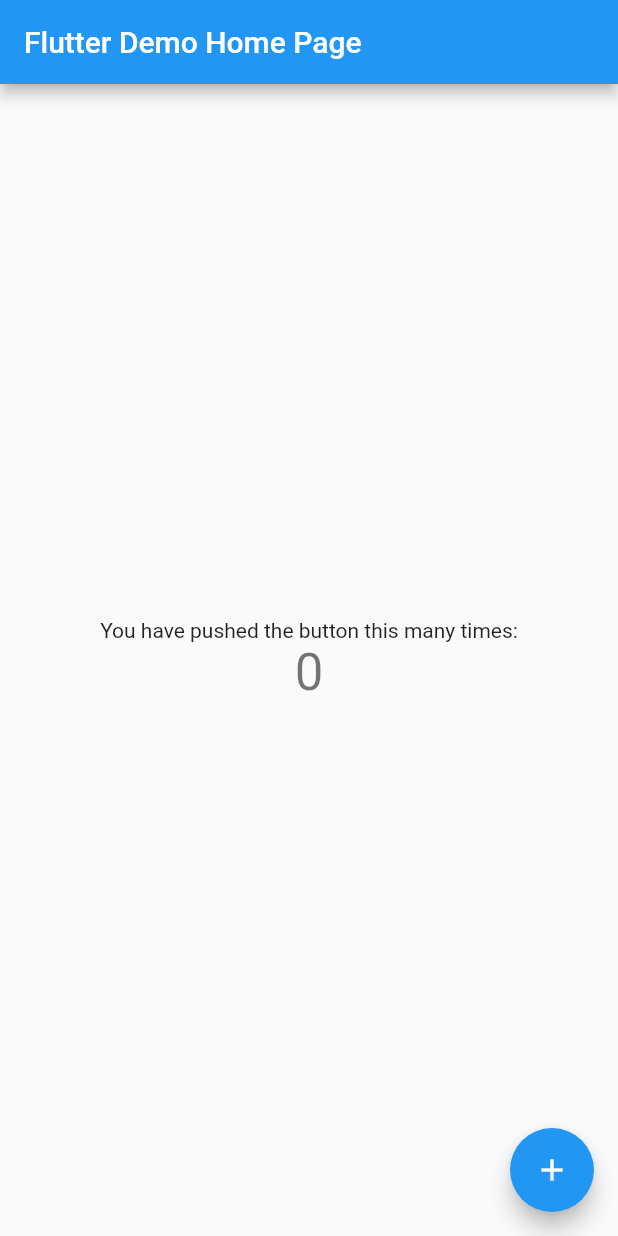
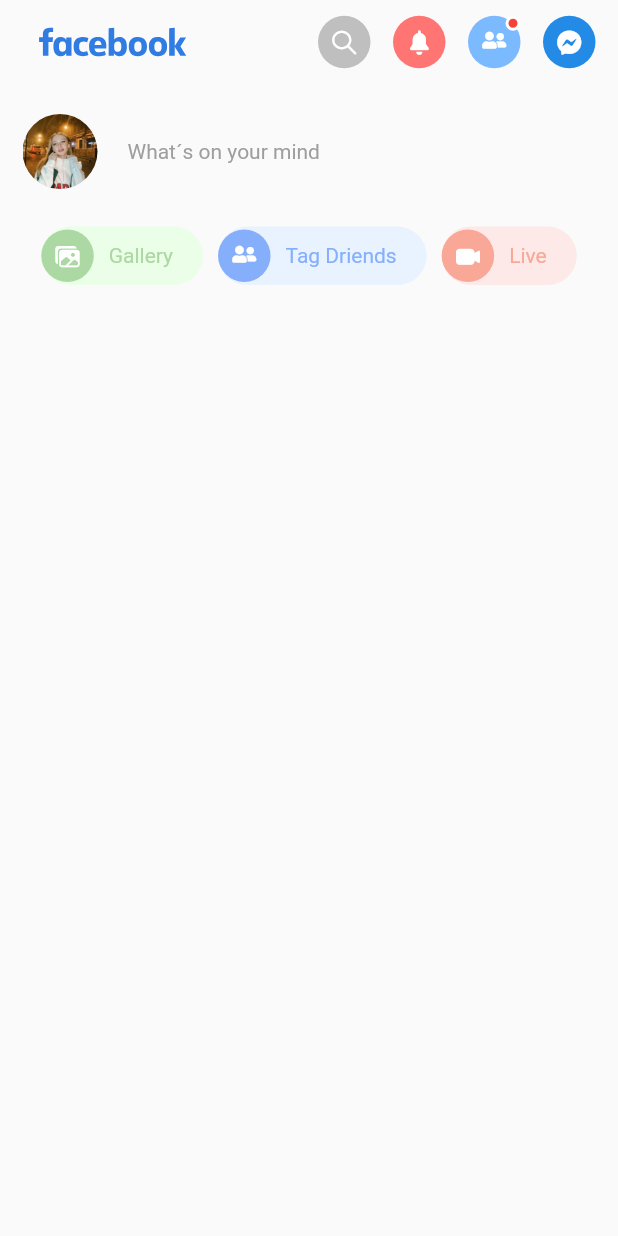
Before and after one commit to RobertoBoz/Facebook_UI, a Flutter app: the screen it shows after launch, on a phone screen of 412 x 824 dp. Run offline on Flutter 3.47's test engine with Material 2 defaults, Android fonts, the phone set to English and light mode, and no system bars; our stand-ins replace device_preview, flutter_svg.

Commit message:
Facebook Ui configuracion inicial

```diff
--- /dev/null
+++ b/lib/app/facebook_ui.dart
@@ -0,0 +1,45 @@
+// ignore_for_file: use_full_hex_values_for_flutter_colors
+import 'package:facebook_ui/app/widgets/quick_actions.dart';
+import 'package:flutter/material.dart';
+import 'package:flutter/services.dart';
+import 'package:flutter_svg/svg.dart';
+
+import 'package:facebook_ui/Theme/custom_icons.dart';
+import 'package:facebook_ui/app/widgets/WhatIsOnYourMind.dart';
+import 'package:facebook_ui/app/widgets/circule_button.dart';
+
+class FacebookiU extends StatelessWidget {
+  const FacebookiU({Key? key}) : super(key: key);
+
+  @override
+  Widget build(BuildContext context) {
+    return Scaffold(
+      appBar: AppBar(
+        systemOverlayStyle:const SystemUiOverlayStyle(statusBarBrightness: Brightness.light),
+        backgroundColor: Colors.transparent,
+        elevation: 0,
+        leading: SvgPicture.asset('assets/images/logos/facebook.svg',color:  const Color(0xff02374E1),),
+        leadingWidth: 150,
+        actions: const  [
+
+           CircleButton(backround: Color(0xFFBFBFBF),icon: CustomIcons.search,),
+           SizedBox(width: 15,),
+           CircleButton(backround: Color(0xffFE7574),icon: CustomIcons.bell,),
+           SizedBox(width: 15,),
+           CircleButton(backround: Color(0xff7BBAFF),icon: CustomIcons.userFriends, showbadge: true,),
+           SizedBox(width: 15,),
+           CircleButton(backround: Color(0xff71C86E4),icon: CustomIcons.messenger,),
+           SizedBox(width: 15,),
+        ],
+        ),
+        body: ListView(
+          padding: const EdgeInsets.symmetric(horizontal: 15,).copyWith(top:20),
+          children: const [
+             WhatIsOnYourMind(),
+             SizedBox(height: 25,),
+             QuickActions()
+          ],
+        ),
+    );
+  }
+}
--- /dev/null
+++ b/lib/app/widgets/WhatIsOnYourMind.dart
@@ -0,0 +1,19 @@
+import 'package:facebook_ui/app/widgets/avatar.dart';
+import 'package:flutter/material.dart';
+
+class WhatIsOnYourMind extends StatelessWidget {
+  const WhatIsOnYourMind({
+    Key? key,
+  }) : super(key: key);
+
+  @override
+  Widget build(BuildContext context) {
+    return Row(
+      children: const  [
+        Avatar(asset: 'assets/images/users/1.jpg', size: 50),
+        SizedBox(width: 20),
+        Flexible(child: Text('What´s on your mind',style: TextStyle(color: Colors.grey))),
+      ],
+    );
+  }
+}
--- /dev/null
+++ b/lib/app/widgets/avatar.dart
@@ -0,0 +1,53 @@
+import 'package:flutter/material.dart';
+
+class Avatar extends StatelessWidget {
+  const Avatar({Key? key, required this.asset, required this.size}) : super(key: key);
+
+  final String asset;
+  final double size;
+
+  @override
+  Widget build(BuildContext context) {
+    return Center(
+     child: ClipRRect(
+        borderRadius: BorderRadius.circular(
+          size * 0.5
+        ),
+        child: Image.asset(
+          asset,
+          width: size,
+          height: size,
+        ),
+      ),
+    );
+
+  }
+}
+
+/*
+
+import 'package:flutter/material.dart';
+
+class Avatar extends StatelessWidget {
+  const Avatar({Key? key, required this.asset, required this.size}) : super(key: key);
+
+  final String asset;
+  final double size;
+
+  @override
+  Widget build(BuildContext context) {
+    return Container(
+      height: size,
+      width: size,
+      decoration: BoxDecoration(
+        shape: BoxShape.circle,
+        image: DecorationImage(
+          image: AssetImage(asset,),
+          fit: BoxFit.contain,
+        )
+      ),
+
+    );
+
+  }
+}*/
--- /dev/null
+++ b/lib/app/widgets/circule_button.dart
@@ -0,0 +1,42 @@
+import 'package:flutter/material.dart';
+
+class CircleButton extends StatelessWidget {
+  const CircleButton({
+    Key? key,
+    required this.backround,
+    required this.icon,
+    this.showbadge = false ,
+  }) : super(key: key);
+
+  final Color backround;
+  final IconData icon;
+  final bool showbadge;
+
+  @override
+  Widget build(BuildContext context) {
+    return Center(
+      child: Stack(
+        children: [
+          Container(
+            height: 35,
+            width: 35,
+            decoration:  BoxDecoration(color: backround,shape: BoxShape.circle),
+            child:  Icon(icon,color: Colors.white,size: 16,),
+          ),
+          if(showbadge) Positioned(
+            top: 0,
+            right: 0,
+            child:  Container(
+              width: 10,
+              height: 10,
+              decoration:  BoxDecoration(
+                  color: Colors.red,shape: BoxShape.circle,
+                  border: Border.all(width: 2,color: Colors.white )
+                ),
+            )
+          )
+        ],
+      ),
+    );
+  }
+}
--- /dev/null
+++ b/lib/app/widgets/quick_actions.dart
@@ -0,0 +1,85 @@
+import 'package:facebook_ui/Theme/custom_icons.dart';
+import 'package:facebook_ui/app/widgets/quick_button.dart';
+
+import 'package:flutter/material.dart';
+
+class QuickActions extends StatelessWidget {
+  const QuickActions({Key? key}) : super(key: key);
+
+  @override
+  Widget build(BuildContext context) {
+    return FittedBox(
+      fit: BoxFit.scaleDown,
+      child: Row(
+
+        children: const [
+            QuickButton(backgrond: Color(0xffebffe8), backgrondIcon: Color(0xffacd8a3), icon: CustomIcons.photos, label: 'Gallery',),
+             SizedBox(width: 10,),
+            QuickButton(backgrond: Color(0xffe9f2ff), backgrondIcon: Color(0xff85affb), icon: CustomIcons.userFriends, label: 'Tag Driends',),
+            SizedBox(width: 10,),
+            QuickButton(backgrond: Color(0xfffde9e8), backgrondIcon: Color(0xfff9a897), icon: CustomIcons.videoCamera, label: 'Live',),
+        ],
+      ),
+    );
+
+  }
+}
+
+/*
+class QuickActions extends StatelessWidget {
+  const QuickActions({Key? key}) : super(key: key);
+
+  @override
+  Widget build(BuildContext context) {
+    return Padding(
+      padding: const EdgeInsets.symmetric(vertical: 10).copyWith(left: 10),
+      child: Wrap(
+        spacing: 15,
+        runSpacing: 10,
+        children: const [
+            QuickButton(backgrond: Color(0xffebffe8), backgrondIcon: Color(0xffacd8a3), icon: CustomIcons.photos, label: 'Gallery',),
+            QuickButton(backgrond: Color(0xffe9f2ff), backgrondIcon: Color(0xff85affb), icon: CustomIcons.userFriends, label: 'Tag Driends',),
+            QuickButton(backgrond: Color(0xfffde9e8), backgrondIcon: Color(0xfff9a897), icon: CustomIcons.videoCamera, label: 'Live',),
+        ],
+      ),
+    );
+
+  }
+}
+
+*/
+
+/*
+import 'package:facebook_ui/Theme/custom_icons.dart';
+import 'package:facebook_ui/app/widgets/quick_button.dart';
+
+import 'package:flutter/material.dart';
+
+class QuickActions extends StatelessWidget {
+  const QuickActions({Key? key}) : super(key: key);
+
+  @override
+  Widget build(BuildContext context) {
+    return Padding(
+      padding: const EdgeInsets.symmetric(vertical: 10).copyWith(left: 10),
+      child: Wrap(
+        spacing: 15,
+        runSpacing: 10,
+        children: const [
+            QuickButton(backgrond: Color(0xffebffe8), backgrondIcon: Color(0xffacd8a3), icon: CustomIcons.photos, label: 'Gallery',),
+            QuickButton(backgrond: Color(0xffe9f2ff), backgrondIcon: Color(0xff85affb), icon: CustomIcons.userFriends, label: 'Tag Driends',),
+            QuickButton(backgrond: Color(0xfffde9e8), backgrondIcon: Color(0xfff9a897), icon: CustomIcons.videoCamera, label: 'Live',),
+        ],
+      ),
+    );
+
+  }
+}*/
+
+//0xffacd8a3
+//0xffebffe8
+
+
+
+//0xffacd8a3
+//0xffebffe8
--- /dev/null
+++ b/lib/app/widgets/quick_button.dart
@@ -0,0 +1,35 @@
+import 'package:facebook_ui/app/widgets/circule_button.dart';
+import 'package:flutter/material.dart';
+
+class QuickButton extends StatelessWidget {
+  const QuickButton({
+    Key? key, required this.label, required this.backgrondIcon, required this.backgrond, required this.icon,
+  }) : super(key: key);
+
+  final String label;
+  final Color backgrondIcon;
+  final Color backgrond;
+  final IconData icon;
+
+  @override
+  Widget build(BuildContext context) {
+    return Container(
+
+     padding: const EdgeInsets.symmetric(vertical: 2).copyWith(right: 20),
+     decoration:  BoxDecoration(
+       color: backgrond,
+       borderRadius: BorderRadius.circular(25)
+     ),
+     child: Row(
+      mainAxisSize: MainAxisSize.min,
+       children:  [
+          CircleButton(icon: icon,backround: backgrondIcon,),
+         const SizedBox(width: 10,),
+          Flexible(child: Text(label, style: TextStyle(color:backgrondIcon),)),
+
+       ],
+
+     ),
+        );
+  }
+}
--- a/lib/main.dart
+++ b/lib/main.dart
@@ -1,115 +1,33 @@
+// ignore_for_file: depend_on_referenced_packages
+import 'package:device_preview/device_preview.dart' show DevicePreview;
+import 'package:facebook_ui/app/facebook_ui.dart';
+import 'package:flutter/foundation.dart';
 import 'package:flutter/material.dart';
 
 void main() {
-  runApp(const MyApp());
-}
+
+  if(!kReleaseMode){
+
+    runApp( DevicePreview(
+        enabled: !kReleaseMode,
+        builder: (context) => const MyApp(),),
+    );}
+  }
 
 class MyApp extends StatelessWidget {
   const MyApp({Key? key}) : super(key: key);
-
-  // This widget is the root of your application.
   @override
   Widget build(BuildContext context) {
     return MaterialApp(
       title: 'Flutter Demo',
+      debugShowCheckedModeBanner: false,
+      useInheritedMediaQuery: true,
+      locale: DevicePreview.locale(context),
+      builder: DevicePreview.appBuilder,
       theme: ThemeData(
-        // This is the theme of your application.
-        //
-        // Try running your application with "flutter run". You'll see the
-        // application has a blue toolbar. Then, without quitting the app, try
-        // changing the primarySwatch below to Colors.green and then invoke
-        // "hot reload" (press "r" in the console where you ran "flutter run",
-        // or simply save your changes to "hot reload" in a Flutter IDE).
-        // Notice that the counter didn't reset back to zero; the application
-        // is not restarted.
         primarySwatch: Colors.blue,
       ),
-      home: const MyHomePage(title: 'Flutter Demo Home Page'),
+      home: const FacebookiU(),
     );
   }
 }
-
-class MyHomePage extends StatefulWidget {
-  const MyHomePage({Key? key, required this.title}) : super(key: key);
-
-  // This widget is the home page of your application. It is stateful, meaning
-  // that it has a State object (defined below) that contains fields that affect
-  // how it looks.
-
-  // This class is the configuration for the state. It holds the values (in this
-  // case the title) provided by the parent (in this case the App widget) and
-  // used by the build method of the State. Fields in a Widget subclass are
-  // always marked "final".
-
-  final String title;
-
-  @override
-  State<MyHomePage> createState() => _MyHomePageState();
-}
-
-class _MyHomePageState extends State<MyHomePage> {
-  int _counter = 0;
-
-  void _incrementCounter() {
-    setState(() {
-      // This call to setState tells the Flutter framework that something has
-      // changed in this State, which causes it to rerun the build method below
-      // so that the display can reflect the updated values. If we changed
-      // _counter without calling setState(), then the build method would not be
-      // called again, and so nothing would appear to happen.
-      _counter++;
-    });
-  }
-
-  @override
-  Widget build(BuildContext context) {
-    // This method is rerun every time setState is called, for instance as done
-    // by the _incrementCounter method above.
-    //
-    // The Flutter framework has been optimized to make rerunning build methods
-    // fast, so that you can just rebuild anything that needs updating rather
-    // than having to individually change instances of widgets.
-    return Scaffold(
-      appBar: AppBar(
-        // Here we take the value from the MyHomePage object that was created by
-        // the App.build method, and use it to set our appbar title.
-        title: Text(widget.title),
-      ),
-      body: Center(
-        // Center is a layout widget. It takes a single child and positions it
-        // in the middle of the parent.
-        child: Column(
-          // Column is also a layout widget. It takes a list of children and
-          // arranges them vertically. By default, it sizes itself to fit its
-          // children horizontally, and tries to be as tall as its parent.
-          //
-          // Invoke "debug painting" (press "p" in the console, choose the
-          // "Toggle Debug Paint" action from the Flutter Inspector in Android
-          // Studio, or the "Toggle Debug Paint" command in Visual Studio Code)
-          // to see the wireframe for each widget.
-          //
-          // Column has various properties to control how it sizes itself and
-          // how it positions its children. Here we use mainAxisAlignment to
-          // center the children vertically; the main axis here is the vertical
-          // axis because Columns are vertical (the cross axis would be
-          // horizontal).
-          mainAxisAlignment: MainAxisAlignment.center,
-          children: <Widget>[
-            const Text(
-              'You have pushed the button this many times:',
-            ),
-            Text(
-              '$_counter',
-              style: Theme.of(context).textTheme.headline4,
-            ),
-          ],
-        ),
-      ),
-      floatingActionButton: FloatingActionButton(
-        onPressed: _incrementCounter,
-        tooltip: 'Increment',
-        child: const Icon(Icons.add),
-      ), // This trailing comma makes auto-formatting nicer for build methods.
-    );
-  }
-}
--- a/pubspec.yaml
+++ b/pubspec.yaml
@@ -11,11 +11,14 @@ environment:
 dependencies:
   flutter:
     sdk: flutter
+  flutter_svg: ^1.1.2
 
 dev_dependencies:
   flutter_test:
     sdk: flutter
+  device_preview: ^1.1.0
   flutter_lints: ^2.0.0
+
 
 flutter:
 
```
Also changed, not shown: pubspec.lock, 1 other file.
